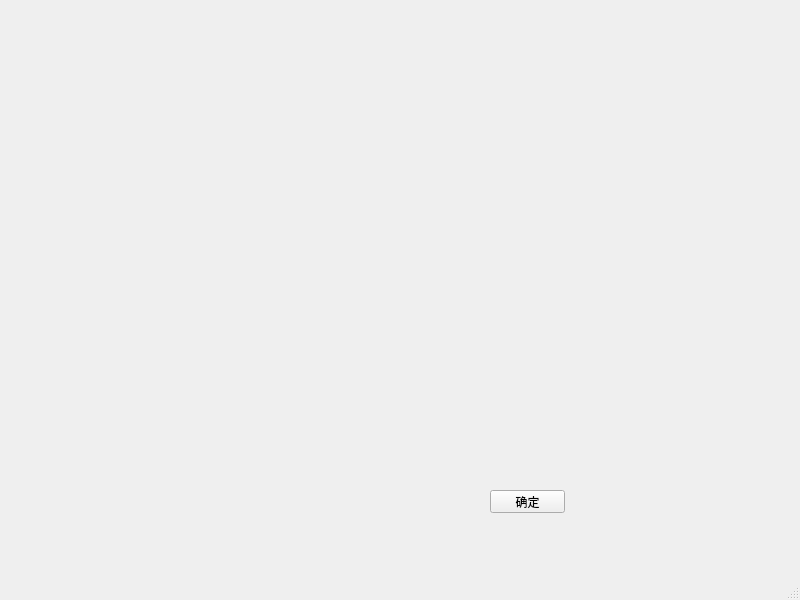
The window that src/bxplorer.ui (yangbochang/Bxplorer) describes before a commit, drawn with Qt 5.
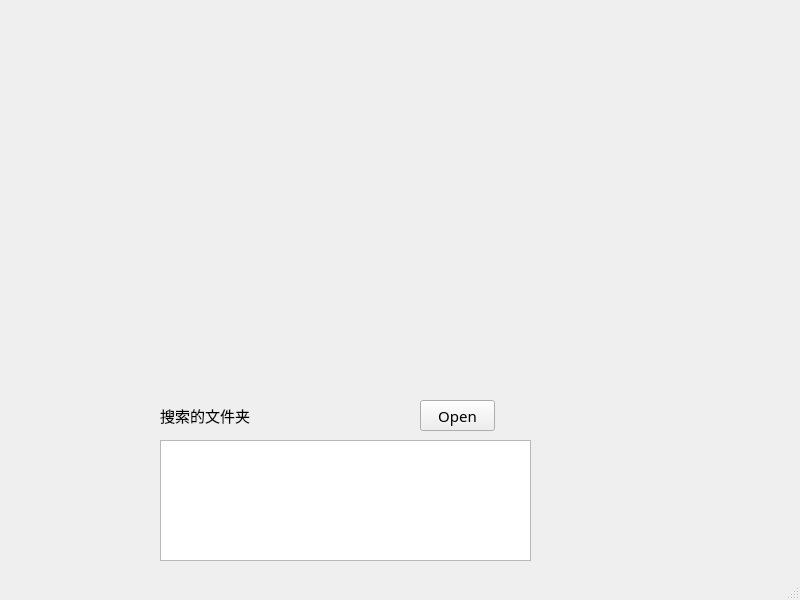
The same window after the commit.

```diff
--- a/src/bxplorer.ui
+++ b/src/bxplorer.ui
@@ -10,21 +10,56 @@
     <height>600</height>
    </rect>
   </property>
+  <property name="font">
+   <font>
+    <family>微软雅黑</family>
+    <pointsize>11</pointsize>
+   </font>
+  </property>
   <property name="windowTitle">
    <string>MainWindow</string>
   </property>
   <widget class="QWidget" name="centralwidget">
+   <widget class="QTextBrowser" name="textBrowser">
+    <property name="geometry">
+     <rect>
+      <x>160</x>
+      <y>440</y>
+      <width>371</width>
+      <height>121</height>
+     </rect>
+    </property>
+   </widget>
+   <widget class="QLabel" name="label">
+    <property name="geometry">
+     <rect>
+      <x>160</x>
+      <y>405</y>
+      <width>111</width>
+      <height>21</height>
+     </rect>
+    </property>
+    <property name="font">
+     <font>
+      <family>微软雅黑</family>
+      <pointsize>11</pointsize>
+     </font>
+    </property>
+    <property name="text">
+     <string>搜索的文件夹</string>
+    </property>
+   </widget>
    <widget class="QPushButton" name="pushButton">
     <property name="geometry">
      <rect>
-      <x>490</x>
-      <y>490</y>
+      <x>420</x>
+      <y>400</y>
       <width>75</width>
-      <height>23</height>
+      <height>31</height>
      </rect>
     </property>
     <property name="text">
-     <string>确定</string>
+     <string>Open</string>
     </property>
    </widget>
   </widget>
```
Left out of the diff: 10 changed lines with no effect on the pictures.
